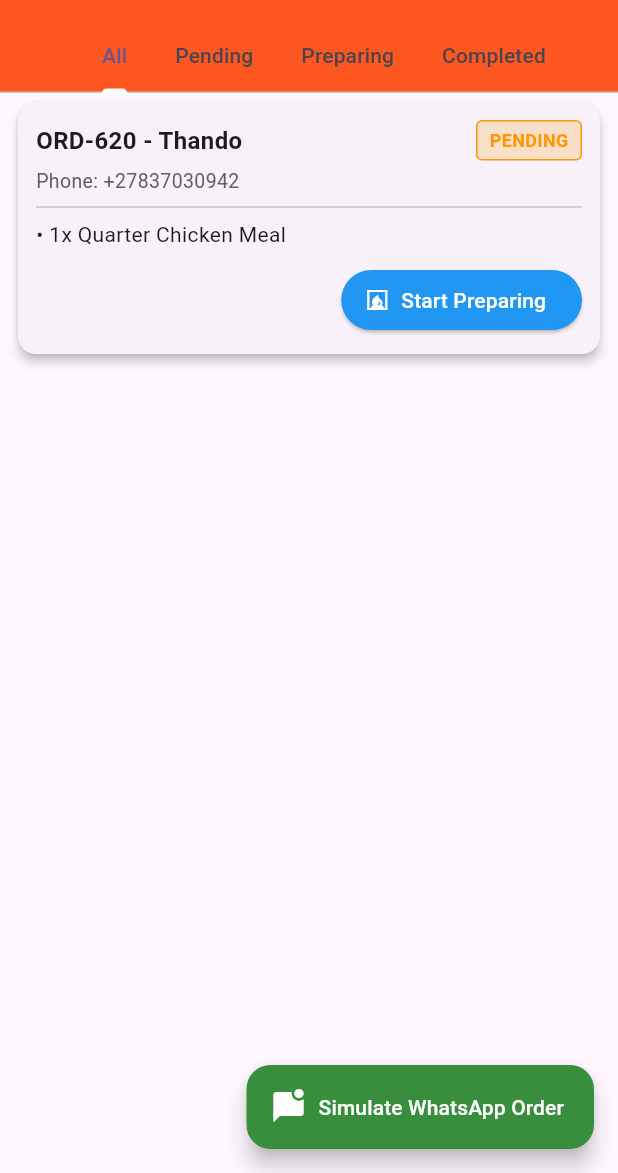
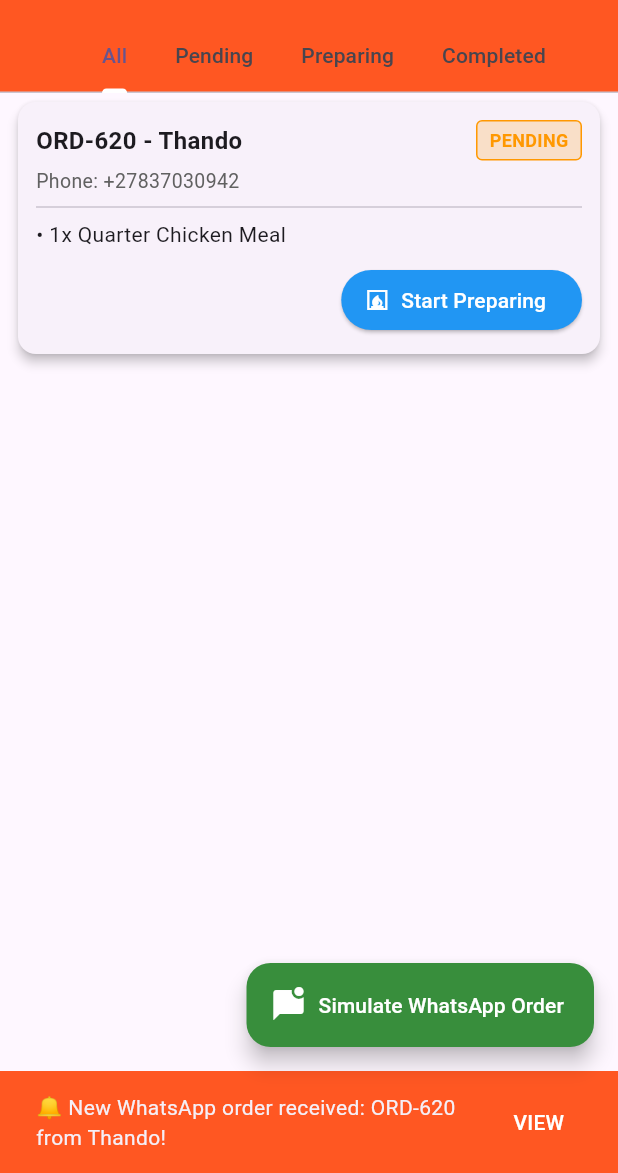
Before and after one commit to XolaniNtobeko/kasi-bites-track1, a Flutter app: the screen it shows after launch, after a tap on "Simulate WhatsApp Order", on a phone screen of 412 x 824 dp, the part 63-1236 px from its top. Run offline on Flutter 3.47's test engine with Material 3 defaults, Android fonts, the phone set to English and light mode, and no system bars.

Commit message:
feat(ui): add SnackBar toast notification with quick view action for incoming WhatsApp orders

```diff
--- a/lib/screens/home_screen.dart
+++ b/lib/screens/home_screen.dart
@@ -8,7 +8,7 @@ final OrderProvider orderProvider = OrderProvider();
 class HomeScreen extends StatelessWidget {
   const HomeScreen({super.key});
 
-  void _simulateIncomingWhatsAppOrder() {
+  void _simulateIncomingWhatsAppOrder(BuildContext context) {
     final random = Random();
     final sampleCustomers = ['Lindiwe', 'Bongani', 'Thando', 'Kagiso', 'Ayanda'];
     final sampleItems = [
@@ -33,6 +33,22 @@ class HomeScreen extends StatelessWidget {
     );
 
     orderProvider.addOrder(newOrder);
+
+    // Show visual SnackBar notification
+    ScaffoldMessenger.of(context).showSnackBar(
+      SnackBar(
+        content: Text('🔔 New WhatsApp order received: $orderId from $customer!'),
+        backgroundColor: Colors.deepOrange,
+        duration: const Duration(seconds: 3),
+        action: SnackBarAction(
+          label: 'VIEW',
+          textColor: Colors.white,
+          onPressed: () {
+            _showOrderDetailsBottomSheet(context, newOrder);
+          },
+        ),
+      ),
+    );
   }
 
   void _showOrderDetailsBottomSheet(BuildContext context, MerchantOrder order) {
@@ -127,11 +143,11 @@ class HomeScreen extends StatelessWidget {
           },
         ),
         floatingActionButton: FloatingActionButton.extended(
-          onPressed: _simulateIncomingWhatsAppOrder,
-          backgroundColor: Colors.green.shade700,
-          icon: const Icon(Icons.mark_chat_unread, color: Colors.white),
-          label: const Text('Simulate WhatsApp Order', style: TextStyle(color: Colors.white)),
-        ),
+  onPressed: () => _simulateIncomingWhatsAppOrder(context),
+  backgroundColor: Colors.green.shade700,
+  icon: const Icon(Icons.mark_chat_unread, color: Colors.white),
+  label: const Text('Simulate WhatsApp Order', style: TextStyle(color: Colors.white)),
+),
       ),
     );
   }
```
Also changed, not shown: 1 other file.
